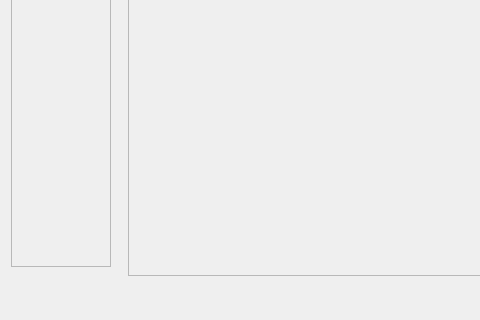
Above: forms/FeedWindow.ui from HyprSpark/Social-Media before the change; both pictures show x 0 to 480 and y 280 to 600 of the 1000 by 600 pixel window. Below: the same form after it.
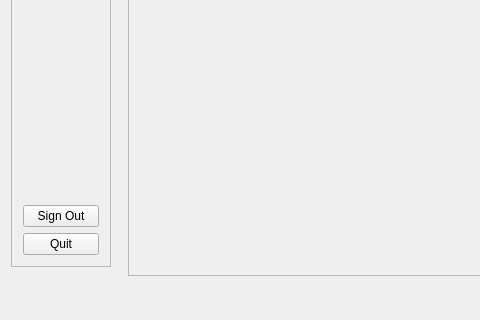
That is the form after the change.

Commit message: Fixed the like/unlike function to save likes over sessions, added a delete button, added profile pictures, added sign out and quit button. Added the message functionality.

```diff
--- a/forms/FeedWindow.ui
+++ b/forms/FeedWindow.ui
@@ -75,6 +75,20 @@
          </property>
         </spacer>
        </item>
+       <item>
+        <widget class="QPushButton" name="btnSignOut">
+         <property name="text">
+          <string>Sign Out</string>
+         </property>
+        </widget>
+       </item>
+       <item>
+        <widget class="QPushButton" name="btnQuit">
+         <property name="text">
+          <string>Quit</string>
+         </property>
+        </widget>
+       </item>
       </layout>
      </widget>
     </item>
```
Left out of the diff: 2 changed lines with no effect on the pictures. The commit also changes 23 other files.
